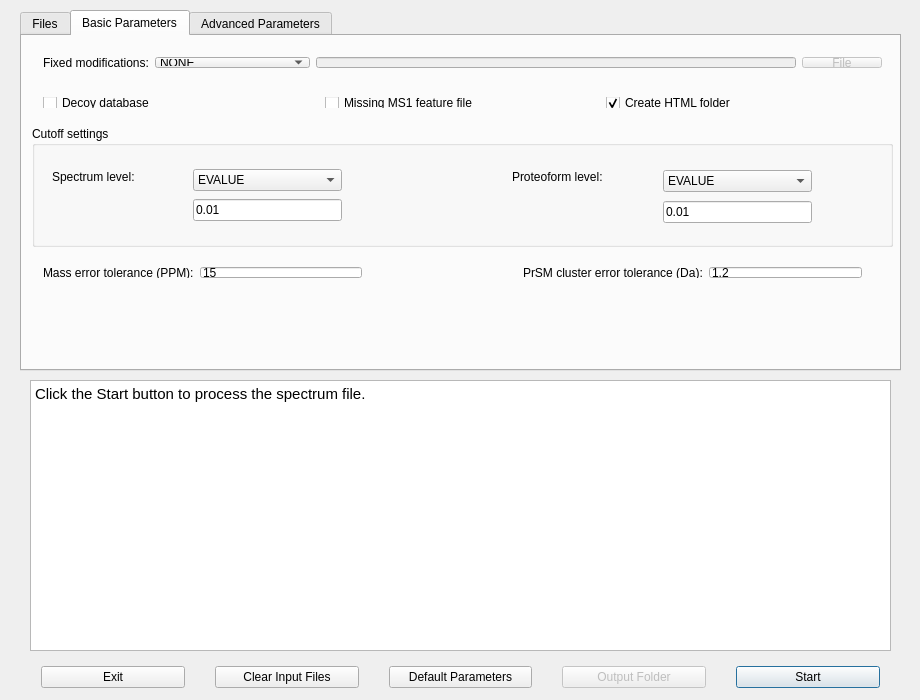
toppic-suite/toppic-suite, file src/gui/topmg/topmgwindow.ui: the form before one commit.
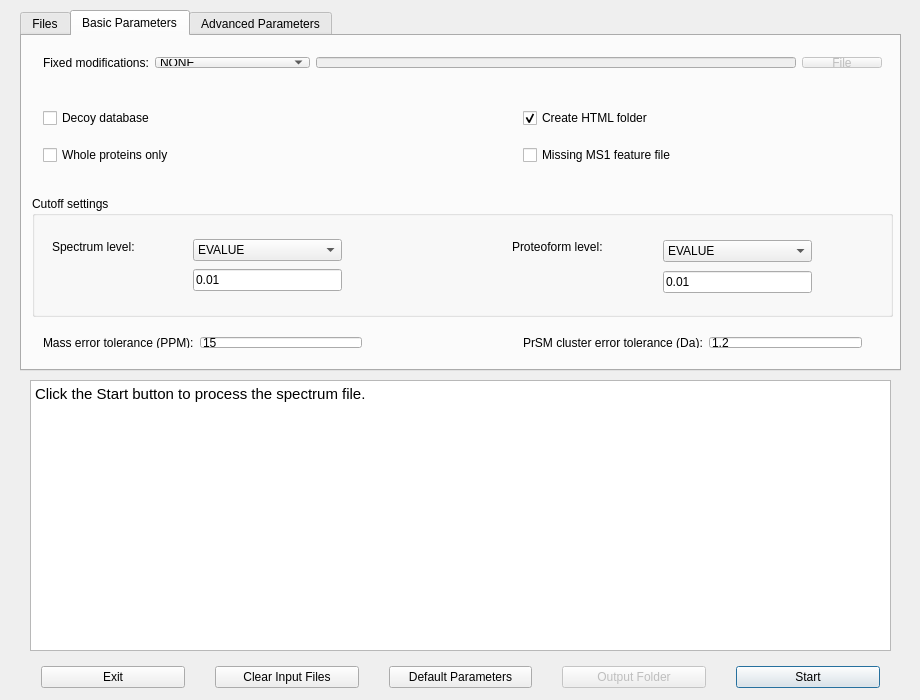
The form after the commit. Icons and pictures are not drawn.

Commit message: fix #1029 - add Whole proteins only option

```diff
--- a/src/gui/topmg/topmgwindow.ui
+++ b/src/gui/topmg/topmgwindow.ui
@@ -374,11 +374,11 @@
        <rect>
         <x>10</x>
         <y>50</y>
-        <width>861</width>
-        <height>33</height>
+        <width>381</width>
+        <height>103</height>
        </rect>
       </property>
-      <layout class="QHBoxLayout" name="horizontalLayout_21">
+      <layout class="QVBoxLayout" name="verticalLayout_3">
        <item>
         <widget class="QCheckBox" name="decoyCheckBox">
          <property name="text">
@@ -387,19 +387,9 @@
         </widget>
        </item>
        <item>
-        <widget class="QCheckBox" name="topfdFeatureCheckBox">
+        <widget class="QCheckBox" name="wholeProteinCheckBox">
          <property name="text">
-          <string>Missing MS1 feature file</string>
-         </property>
-        </widget>
-       </item>
-       <item>
-        <widget class="QCheckBox" name="geneHTMLCheckBox">
-         <property name="text">
-          <string>Create HTML folder</string>
-         </property>
-         <property name="checked">
-          <bool>true</bool>
+          <string>Whole proteins only</string>
          </property>
         </widget>
        </item>
@@ -409,7 +399,7 @@
       <property name="geometry">
        <rect>
         <x>10</x>
-        <y>220</y>
+        <y>290</y>
         <width>341</width>
         <height>33</height>
        </rect>
@@ -435,7 +425,7 @@
       <property name="geometry">
        <rect>
         <x>10</x>
-        <y>90</y>
+        <y>160</y>
         <width>861</width>
         <height>121</height>
        </rect>
@@ -552,7 +542,7 @@
       <property name="geometry">
        <rect>
         <x>490</x>
-        <y>220</y>
+        <y>290</y>
         <width>361</width>
         <height>33</height>
        </rect>
@@ -574,6 +564,35 @@
        </item>
       </layout>
      </widget>
+     <widget class="QWidget" name="horizontalLayoutWidget_24">
+      <property name="geometry">
+       <rect>
+        <x>490</x>
+        <y>50</y>
+        <width>381</width>
+        <height>103</height>
+       </rect>
+      </property>
+      <layout class="QVBoxLayout" name="verticalLayout_4">
+       <item>
+        <widget class="QCheckBox" name="geneHTMLCheckBox">
+         <property name="text">
+          <string>Create HTML folder</string>
+         </property>
+         <property name="checked">
+          <bool>true</bool>
+         </property>
+        </widget>
+       </item>
+       <item>
+        <widget class="QCheckBox" name="topfdFeatureCheckBox">
+         <property name="text">
+          <string>Missing MS1 feature file</string>
+         </property>
+        </widget>
+       </item>
+      </layout>
+     </widget>
     </widget>
     <widget class="QWidget" name="tab_2">
      <attribute name="title">
```
Left out of the diff: 4 changed lines with no effect on the pictures. The commit also changes 1 other file.
